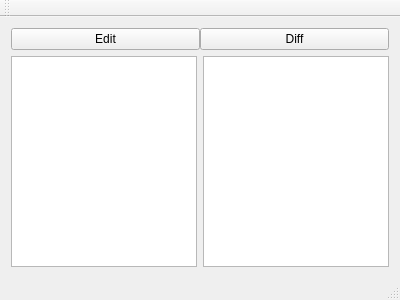
im-red/qcompare, file mainwindow.ui: the form before one commit.
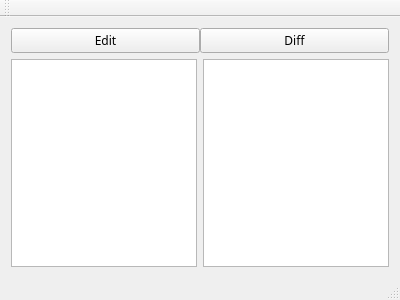
The form after the commit.

Commit message: set default font to WenQuanYi Zen Hei

Diff of the .ui file:
```diff
--- a/mainwindow.ui
+++ b/mainwindow.ui
@@ -10,6 +10,11 @@
     <height>300</height>
    </rect>
   </property>
+  <property name="font">
+   <font>
+    <family>WenQuanYi Zen Hei</family>
+   </font>
+  </property>
   <property name="windowTitle">
    <string>qdiff</string>
   </property>
```
Left out of the diff: 2 changed lines with no effect on the pictures.
